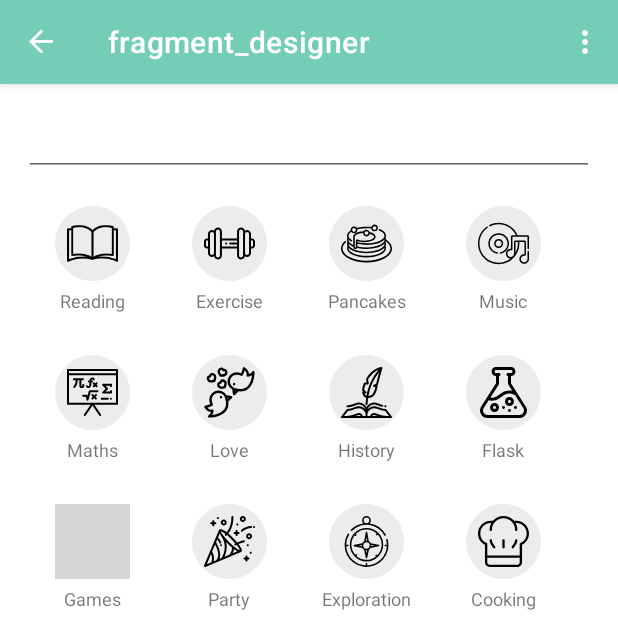
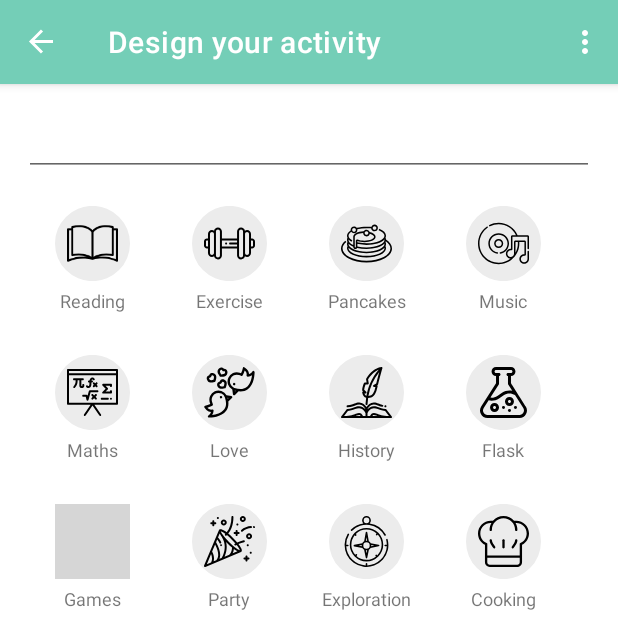
Before and after one commit to Han-XY/NFCTimeApp, an Android app: the screen it shows after launch (MainActivity), after a tap on an icon or button, on a phone screen of 412 x 824 dp, the top half of it. Run offline under Robolectric (Android 15) with nearby library versions, the phone set to English and light mode, and no system bars; our stand-ins replace navigation-ui; 1 statement that could not run was skipped; 3 other taps on this screen came first; grey boxes are pictures that could not be loaded.

Commit message:
Fixed titles

```diff
--- a/app/src/main/java/com/txbb/nfctimeapp/frontend/editor/EditorFragment.java
+++ b/app/src/main/java/com/txbb/nfctimeapp/frontend/editor/EditorFragment.java
@@ -4,6 +4,7 @@ import android.os.Bundle;
 
 import androidx.annotation.NonNull;
 import androidx.annotation.Nullable;
+import androidx.appcompat.widget.Toolbar;
 import androidx.fragment.app.Fragment;
 import androidx.navigation.NavController;
 import androidx.navigation.fragment.NavHostFragment;
@@ -42,6 +43,10 @@ public class EditorFragment extends GeneralEditorFragment implements Actor {
     @Override
     public View onCreateView(@NonNull LayoutInflater inflater, @Nullable ViewGroup container,
                              @Nullable Bundle savedInstanceState) {
+
+        Toolbar toolbar = (Toolbar) getActivity().findViewById(R.id.toolbar);
+        toolbar.setTitle("Edit your activity");
+
         return inflater.inflate(R.layout.fragment_editor, container, false);
     }
 
--- a/app/src/main/java/com/txbb/nfctimeapp/frontend/registration/DesignerFragment.java
+++ b/app/src/main/java/com/txbb/nfctimeapp/frontend/registration/DesignerFragment.java
@@ -4,6 +4,7 @@ import android.os.Bundle;
 
 import androidx.annotation.NonNull;
 import androidx.annotation.Nullable;
+import androidx.appcompat.widget.Toolbar;
 import androidx.navigation.NavController;
 import androidx.navigation.fragment.NavHostFragment;
 
@@ -35,6 +36,10 @@ public class DesignerFragment extends GeneralEditorFragment implements Actor {
     @Override
     public View onCreateView(@NonNull LayoutInflater inflater, @Nullable ViewGroup container,
                              @Nullable Bundle savedInstanceState) {
+
+        Toolbar toolbar = (Toolbar) getActivity().findViewById(R.id.toolbar);
+        toolbar.setTitle("Design your activity");
+
         return inflater.inflate(R.layout.designer_fragment, container, false);
     }
 
```
